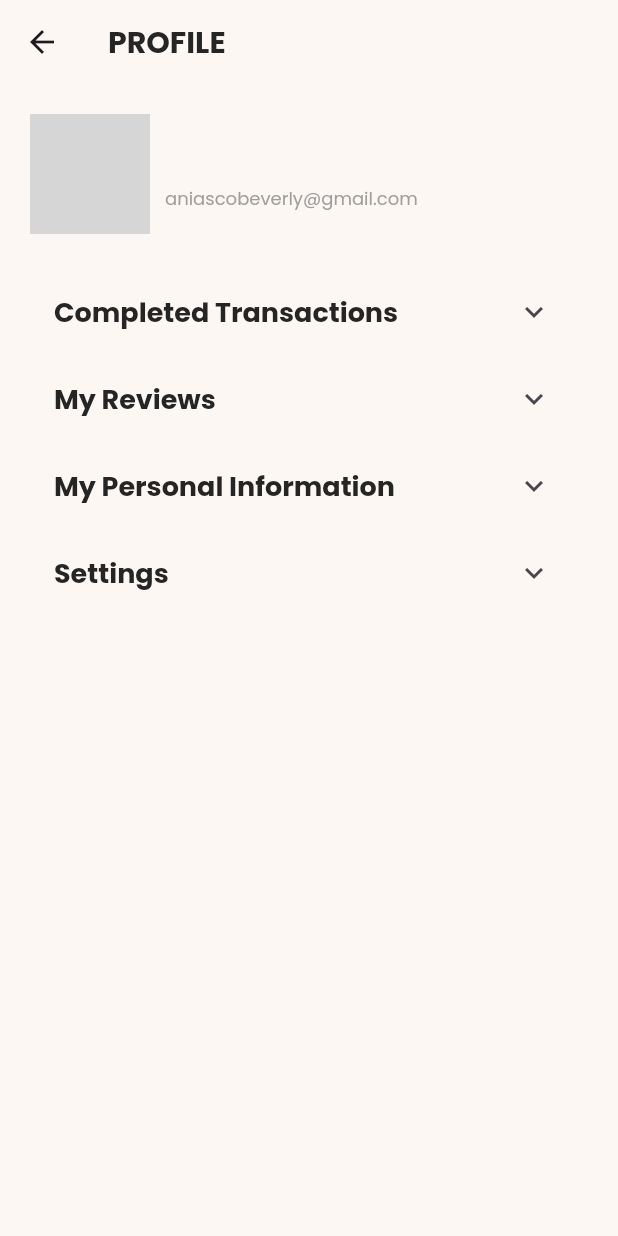
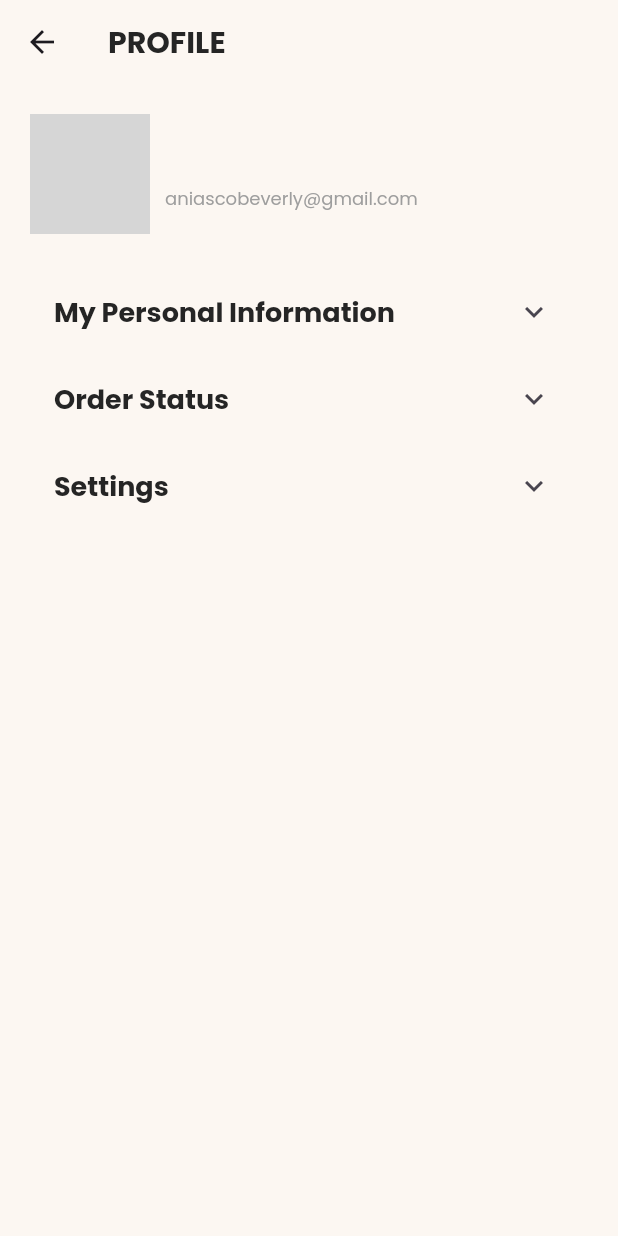
Before and after one commit to soyaaa78/Baobab-Vision-Project, a Flutter app: the ProfileScreen screen opened directly, on a phone screen of 412 x 824 dp. Run offline on Flutter 3.47's test engine with Material 3 defaults, Android fonts, the phone set to English and light mode, and no system bars; our stand-ins replace cached_network_image, delayed_display, flutter_screenutil, image_picker, shared_preferences; accounts and stored records are empty; grey boxes are pictures that could not be loaded.

```diff
--- a/mobile-app/lib/screens/profile_screen.dart
+++ b/mobile-app/lib/screens/profile_screen.dart
@@ -111,36 +111,17 @@ class _ProfileScreenState extends State<ProfileScreen> {
               ],
             ),
             SizedBox(height: 20.h),
-            _buildCompletedTransactionsDropdown(),
-            _buildDropdown('My Reviews', ['Review 1', 'Review 2', 'Review 3']),
             _buildDropdown('My Personal Information', [
               'Name: John Doe',
               'Email: john.doe@example.com',
               'Phone: 123-456-7890'
             ]),
+            _buildDropdown(
+                'Order Status', ['Pending', 'Preparing', 'Out for Delivery']),
             _buildSettingsDropdown(),
           ],
         ),
       ),
-    );
-  }
-
-  Widget _buildCompletedTransactionsDropdown() {
-    return ExpansionTile(
-      title: CustomText(
-        text: 'Completed Transactions',
-        fontSize: ScreenUtil().setSp(18),
-        fontWeight: FontWeight.bold,
-        color: BLACK_COLOR,
-      ),
-      children: [
-        Padding(
-          padding: EdgeInsets.symmetric(vertical: 5.h, horizontal: 8.w),
-          child: Column(
-              // Add product cards here if needed
-              ),
-        ),
-      ],
     );
   }
 
@@ -226,7 +207,7 @@ void _confirmLogout(BuildContext context) {
               color: Colors.grey,
             ),
             onPressed: () {
-              Navigator.of(dialogContext).pop(); // Dismiss the dialog
+              Navigator.of(dialogContext).pop();
             },
           ),
           TextButton(
@@ -238,9 +219,9 @@ void _confirmLogout(BuildContext context) {
             onPressed: () async {
               SharedPreferences prefs = await SharedPreferences.getInstance();
               await prefs.clear();
-              Navigator.of(dialogContext).pop(); // Close dialog first
-              Navigator.of(context).pushNamedAndRemoveUntil(
-                  '/login', (route) => false); // Go to login screen
+              Navigator.of(dialogContext).pop();
+              Navigator.of(context)
+                  .pushNamedAndRemoveUntil('/login', (route) => false);
             },
           ),
         ],
--- a/mobile-app/lib/screens/splash_screen.dart
+++ b/mobile-app/lib/screens/splash_screen.dart
@@ -21,11 +21,11 @@ class _SplashScreenState extends State<SplashScreen>
 
     // Initialize animation controller
     _controller = AnimationController(
-      duration: const Duration(seconds: 1),
+      duration: const Duration(seconds: 2),
       vsync: this,
     )..repeat();
 
-    _animation = Tween<double>(begin: 0.0, end: 1.0).animate(
+    _animation = Tween<double>(begin: 0.0, end: 2.0).animate(
       CurvedAnimation(parent: _controller, curve: Curves.linear),
     );
 
```
Also changed, not shown: mobile-app/lib/screens/login_screen.dart (+4 -3 lines), mobile-app/lib/screens/shop_screen.dart (+19 -10 lines), mobile-app/lib/screens/home_screen.dart (line endings or trailing spaces), mobile-app/pubspec.lock.
